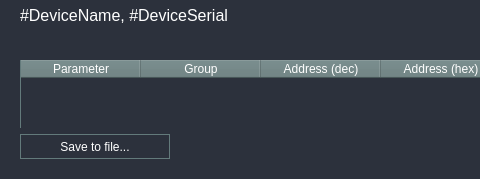
Old version of the form UI/forms/DeviceParamListWindow.ui in the repository romangolovkou/AQteck_toolMAX; both pictures show x 0 to 480 and y 0 to 179 of the 1015 by 179 pixel window.
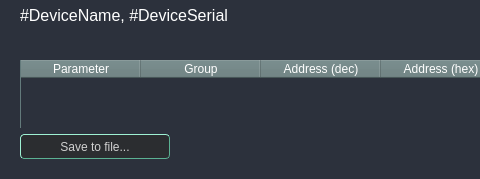
New version of the form. Custom widgets are drawn as their Qt base class.

Commit message: Правки UI

Patch:
```diff
--- a/UI/forms/DeviceParamListWindow.ui
+++ b/UI/forms/DeviceParamListWindow.ui
@@ -63,6 +63,22 @@
 	border: 1px solid #637A7B;
 }
 
+QPushButton {
+	 border-left: 1px solid #9ef1d3;
+	border-top: 1px solid #9ef1d3;
+ 	border-bottom: 1px solid #5bb192;
+	border-right: 1px solid #5bb192;
+ 	color: #D0D0D0;
+	background-color: #2b2d30;
+	border-radius: 4px;
+}
+
+QPushButton:hover {
+	background-color: #3c3e41;
+}
+QPushButton:pressed {
+	 background-color: #429061;
+}
 </string>
   </property>
   <layout class="QVBoxLayout" name="verticalLayout">
```
The commit also changes 2 other files.
